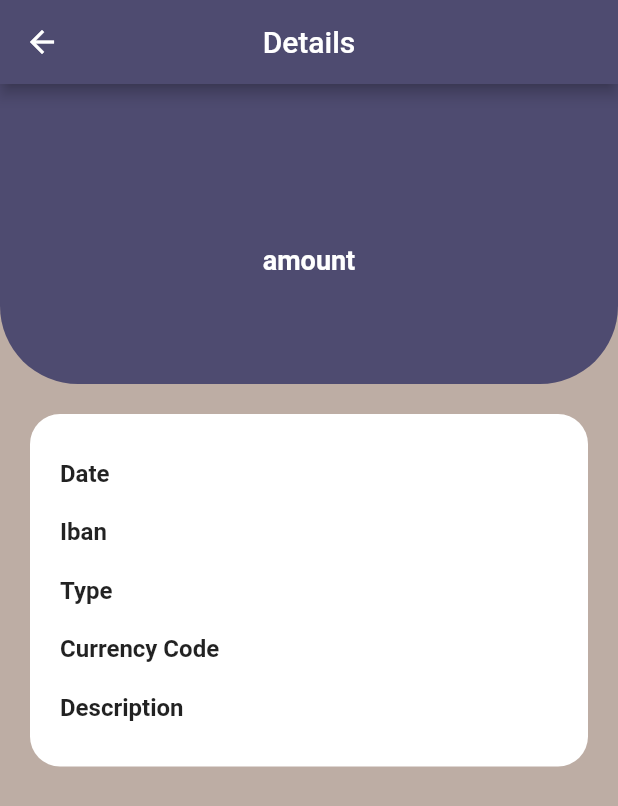
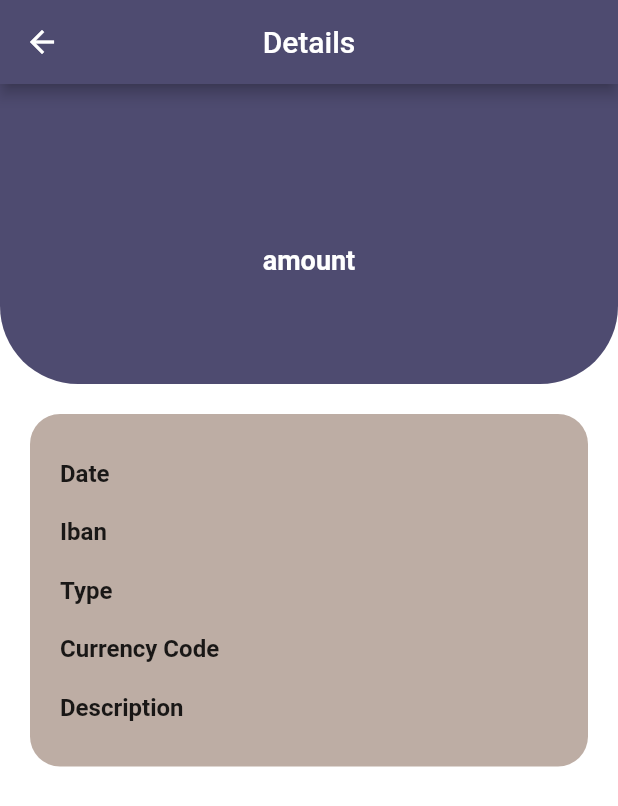
Before and after one commit to MuhammadHaris55/Sentrax-Task, a Flutter app: the TransactionDetailScreen screen opened directly with empty values, on a phone screen of 412 x 824 dp. Shown: the top 806 px of the screen. Run offline on Flutter 3.47's test engine with Material 2 defaults, Android fonts, the phone set to English and light mode, and no system bars; network calls fail.

Commit message:
details row width bug fix

```diff
--- a/lib/features/transaction/screens/transaction_detail_screen.dart
+++ b/lib/features/transaction/screens/transaction_detail_screen.dart
@@ -21,7 +21,8 @@ class _TransactionDetailScreenState extends State<TransactionDetailScreen> {
   @override
   Widget build(BuildContext context) {
     return Scaffold(
-      backgroundColor: AppColors.backgroundColor,
+      // backgroundColor: AppColors.backgroundColor,
+      backgroundColor: Colors.white,
       appBar: AppBar(
         backgroundColor: AppColors.primaryColor,
         title: const Text('Details'),
@@ -68,7 +69,8 @@ class _TransactionDetailScreenState extends State<TransactionDetailScreen> {
               padding: const EdgeInsets.all(20.0),
               width: double.infinity,
               decoration: const BoxDecoration(
-                color: Colors.white,
+                // color: Colors.white,
+                color: AppColors.backgroundColor,
                 borderRadius: BorderRadius.all(Radius.circular(20.0)),
               ),
               child: Column(
--- a/lib/features/transaction/widgets/profile_details_row.dart
+++ b/lib/features/transaction/widgets/profile_details_row.dart
@@ -28,7 +28,7 @@ class transactionDetailsRows extends StatelessWidget {
             ),
           ),
           SizedBox(
-            width: MediaQuery.of(context).size.width * 0.50,
+            width: MediaQuery.of(context).size.width * 0.45,
             child: Text(
               value,
               overflow: TextOverflow.ellipsis,
```
Also changed, not shown: lib/features/transaction/screens/transaction_screen.dart (+63 -1 lines).
